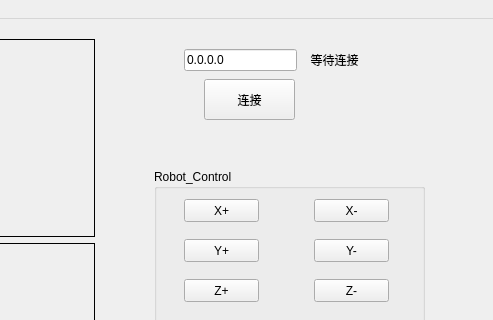
The window that src/mainwindow.ui (ruying257/UR_Control_with_Qt) describes before a commit, drawn with Qt 5; both pictures show x 636 to 1129 and y 0 to 320 of the 1129 by 645 pixel window.
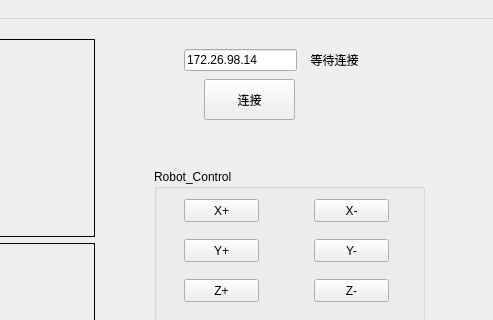
The same window after the commit.

Commit message:
fix(mainwindow): 修复代理环境下TCP连接问题并更新默认IP
强制设置QTcpSocket为NoProxy以解决VPN代理下的连接问题
更新UI中的默认IP地址和窗口高度

```diff
--- a/src/mainwindow.ui
+++ b/src/mainwindow.ui
@@ -33,7 +33,7 @@
      </rect>
     </property>
     <property name="text">
-     <string>0.0.0.0</string>
+     <string>172.26.98.14</string>
     </property>
    </widget>
    <widget class="QPushButton" name="btn_Connect">
```
Left out of the diff: 2 changed lines with no effect on the pictures. The commit also changes 1 other file.
